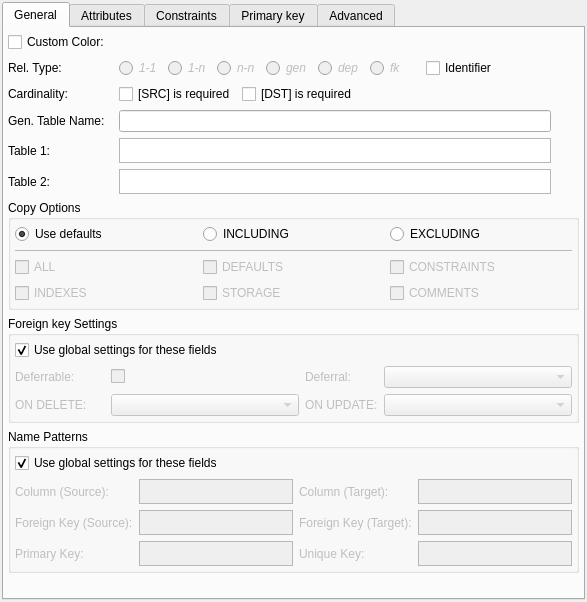
Above: libpgmodeler_ui/ui/relationshipwidget.ui from pgmodeler/pgmodeler before the change. Below: the same form after it.
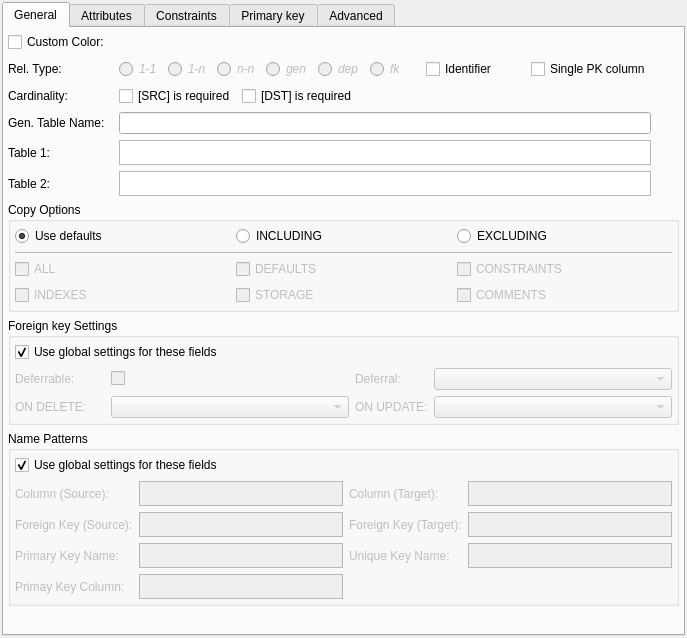
That is the form after the change.

Commit message:
Improved the way many-to-many rels. can be configured. Now the generated table can have a single column as pk or a multi-value pk.
The ModelWidget::convertRelationshipNN method was improved in order to
correctly convert many-to-many rels with single or multi-valued pks.

A new name patter was introduced PK_COL_PATTERN which is used to
generate the single pk column name for many-to-many relationships.

```diff
--- a/libpgmodeler_ui/ui/relationshipwidget.ui
+++ b/libpgmodeler_ui/ui/relationshipwidget.ui
@@ -6,8 +6,8 @@
    <rect>
     <x>0</x>
     <y>0</y>
-    <width>587</width>
-    <height>602</height>
+    <width>672</width>
+    <height>638</height>
    </rect>
   </property>
   <property name="sizePolicy">
@@ -364,7 +364,7 @@
                 <string>Pattern for primary key generated by identifier relationship.</string>
                </property>
                <property name="text">
-                <string>Primary Key:</string>
+                <string>Primary Key Name:</string>
                </property>
               </widget>
              </item>
@@ -408,7 +408,7 @@
                 <string>Pattern for unique key generated by the relationship.</string>
                </property>
                <property name="text">
-                <string>Unique Key:</string>
+                <string>Unique Key Name:</string>
                </property>
               </widget>
              </item>
@@ -446,6 +446,50 @@
                </property>
               </widget>
              </item>
+             <item row="3" column="0">
+              <widget class="QLabel" name="pk_col_pattern_lbl">
+               <property name="toolTip">
+                <string>Pattern for primary key generated by identifier relationship.</string>
+               </property>
+               <property name="text">
+                <string>Primay Key Column:</string>
+               </property>
+              </widget>
+             </item>
+             <item row="3" column="1">
+              <widget class="QTextEdit" name="pk_col_pattern_txt">
+               <property name="sizePolicy">
+                <sizepolicy hsizetype="Expanding" vsizetype="Fixed">
+                 <horstretch>0</horstretch>
+                 <verstretch>0</verstretch>
+                </sizepolicy>
+               </property>
+               <property name="minimumSize">
+                <size>
+                 <width>0</width>
+                 <height>25</height>
+                </size>
+               </property>
+               <property name="maximumSize">
+                <size>
+                 <width>16777215</width>
+                 <height>25</height>
+                </size>
+               </property>
+               <property name="verticalScrollBarPolicy">
+                <enum>Qt::ScrollBarAlwaysOff</enum>
+               </property>
+               <property name="horizontalScrollBarPolicy">
+                <enum>Qt::ScrollBarAlwaysOff</enum>
+               </property>
+               <property name="tabChangesFocus">
+                <bool>true</bool>
+               </property>
+               <property name="lineWrapMode">
+                <enum>QTextEdit::NoWrap</enum>
+               </property>
+              </widget>
+             </item>
             </layout>
            </widget>
           </item>
@@ -1044,16 +1088,140 @@
           </widget>
          </item>
          <item>
-          <widget class="QCheckBox" name="identifier_chk">
-           <property name="sizePolicy">
-            <sizepolicy hsizetype="Expanding" vsizetype="Fixed">
-             <horstretch>0</horstretch>
-             <verstretch>0</verstretch>
-            </sizepolicy>
+          <spacer name="horizontalSpacer">
+           <property name="orientation">
+            <enum>Qt::Horizontal</enum>
            </property>
-           <property name="text">
-            <string>Identifier</string>
+           <property name="sizeHint" stdset="0">
+            <size>
+             <width>40</width>
+             <height>20</height>
+            </size>
            </property>
+          </spacer>
+         </item>
+         <item>
+          <widget class="QWidget" name="identifier_wgt" native="true">
+           <property name="minimumSize">
+            <size>
+             <width>0</width>
+             <height>0</height>
+            </size>
+           </property>
+           <layout class="QHBoxLayout" name="horizontalLayout_3">
+            <property name="leftMargin">
+             <number>0</number>
+            </property>
+            <property name="topMargin">
+             <number>0</number>
+            </property>
+            <property name="rightMargin">
+             <number>0</number>
+            </property>
+            <property name="bottomMargin">
+             <number>0</number>
+            </property>
+            <item>
+             <widget class="QCheckBox" name="identifier_chk">
+              <property name="sizePolicy">
+               <sizepolicy hsizetype="Preferred" vsizetype="Fixed">
+                <horstretch>0</horstretch>
+                <verstretch>0</verstretch>
+               </sizepolicy>
+              </property>
+              <property name="statusTip">
+               <string>The receiver's primary key will be composed by the generated foreign key columns.</string>
+              </property>
+              <property name="text">
+               <string>Identifier</string>
+              </property>
+             </widget>
+            </item>
+            <item>
+             <widget class="QWidget" name="identifier_hint" native="true">
+              <property name="sizePolicy">
+               <sizepolicy hsizetype="Fixed" vsizetype="Fixed">
+                <horstretch>0</horstretch>
+                <verstretch>0</verstretch>
+               </sizepolicy>
+              </property>
+              <property name="minimumSize">
+               <size>
+                <width>22</width>
+                <height>22</height>
+               </size>
+              </property>
+              <property name="maximumSize">
+               <size>
+                <width>22</width>
+                <height>22</height>
+               </size>
+              </property>
+             </widget>
+            </item>
+           </layout>
+          </widget>
+         </item>
+         <item>
+          <widget class="QWidget" name="single_pk_wgt" native="true">
+           <property name="minimumSize">
+            <size>
+             <width>0</width>
+             <height>0</height>
+            </size>
+           </property>
+           <layout class="QHBoxLayout" name="horizontalLayout_4">
+            <property name="leftMargin">
+             <number>0</number>
+            </property>
+            <property name="topMargin">
+             <number>0</number>
+            </property>
+            <property name="rightMargin">
+             <number>0</number>
+            </property>
+            <property name="bottomMargin">
+             <number>0</number>
+            </property>
+            <item>
+             <widget class="QCheckBox" name="single_pk_chk">
+              <property name="sizePolicy">
+               <sizepolicy hsizetype="Preferred" vsizetype="Fixed">
+                <horstretch>0</horstretch>
+                <verstretch>0</verstretch>
+               </sizepolicy>
+              </property>
+              <property name="statusTip">
+               <string>Instead of create a multi-valued primary key with the generated foreign keys columns a single column is created and used as primary key.</string>
+              </property>
+              <property name="text">
+               <string>Single PK column</string>
+              </property>
+             </widget>
+            </item>
+            <item>
+             <widget class="QWidget" name="single_pk_hint" native="true">
+              <property name="sizePolicy">
+               <sizepolicy hsizetype="Fixed" vsizetype="Fixed">
+                <horstretch>0</horstretch>
+                <verstretch>0</verstretch>
+               </sizepolicy>
+              </property>
+              <property name="minimumSize">
+               <size>
+                <width>22</width>
+                <height>22</height>
+               </size>
+              </property>
+              <property name="maximumSize">
+               <size>
+                <width>22</width>
+                <height>22</height>
+               </size>
+              </property>
+             </widget>
+            </item>
+           </layout>
           </widget>
          </item>
         </layout>
```
The commit also changes 16 other files.
